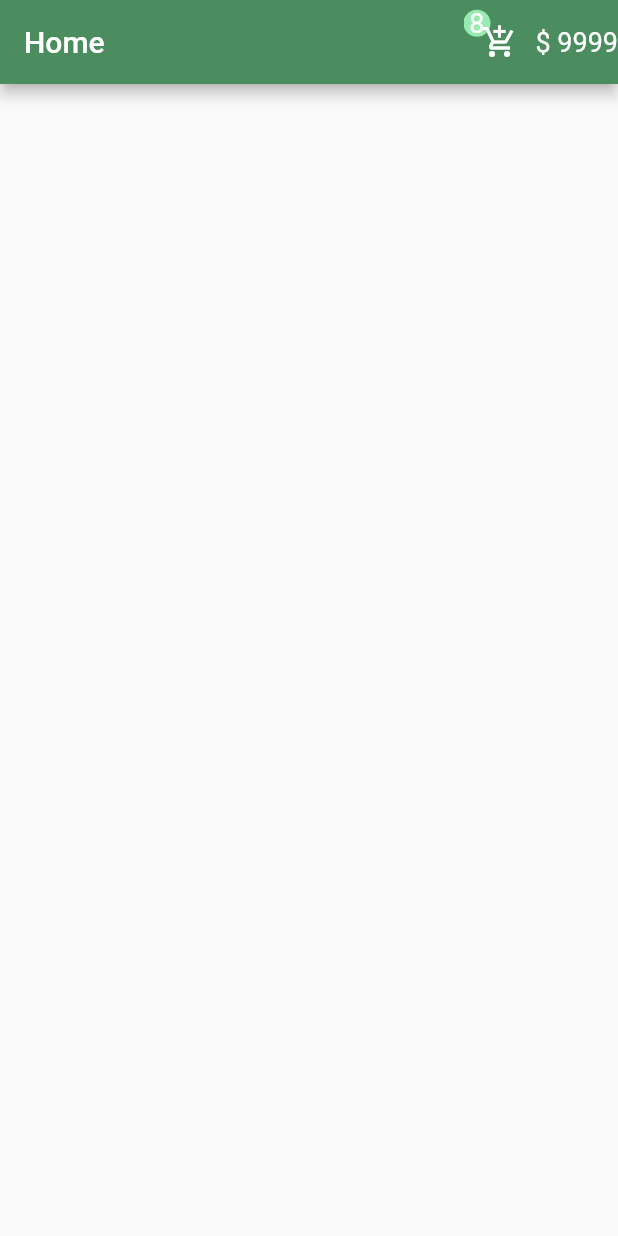
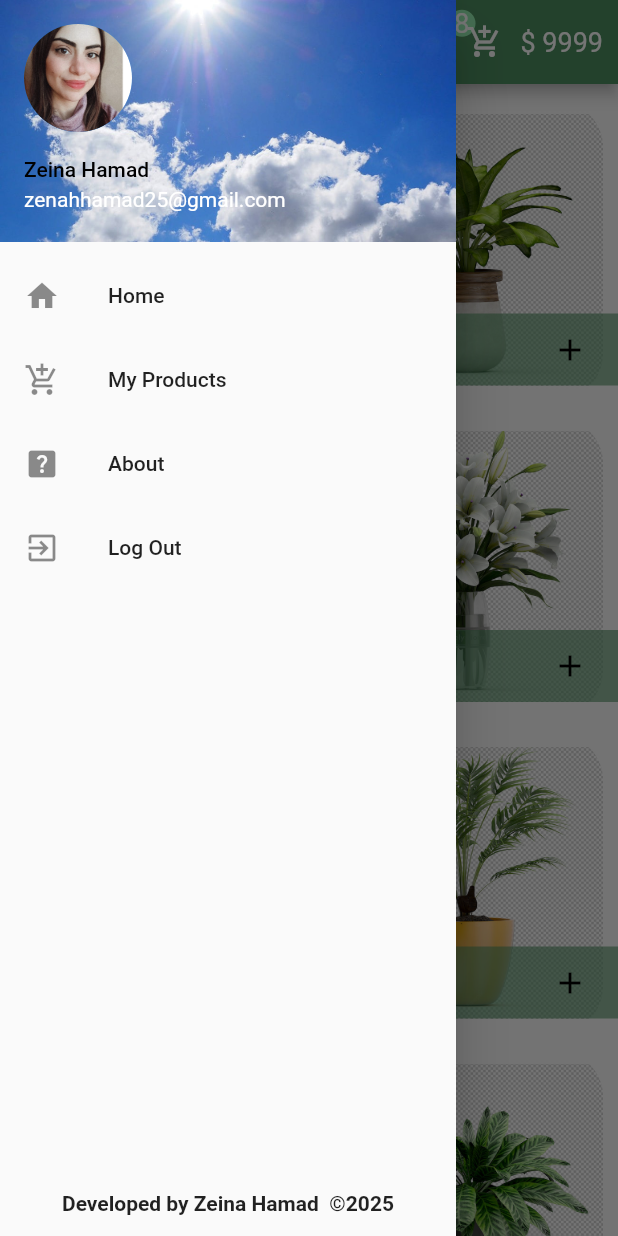
Before and after one commit to Zeina6699/Plants_Ecommerce, a Flutter app: the screen it shows after launch, with the side drawer open (before the commit the screen has no drawer), on a phone screen of 412 x 824 dp. Run offline on Flutter 3.47's test engine with Material 3 defaults, Android fonts, the phone set to English and light mode, and no system bars.

Commit message:
finish home page

```diff
--- /dev/null
+++ b/lib/Models/plants_model.dart
@@ -0,0 +1,7 @@
+class PlantsModel {
+  String image;
+  double price;
+
+
+  PlantsModel({required this.image,required this.price});
+}
--- /dev/null
+++ b/lib/data/data.dart
@@ -0,0 +1,13 @@
+import 'package:plants_e_commerce/Models/plants_model.dart';
+
+List <PlantsModel>plantList=[
+PlantsModel(image:'assets/images/1.png', price: 12),
+PlantsModel(image:'assets/images/2.png', price: 12),
+PlantsModel(image:'assets/images/3.png', price: 12),
+PlantsModel(image:'assets/images/4.png', price:12),
+PlantsModel(image:'assets/images/5.png', price: 12),
+PlantsModel(image:'assets/images/6.png', price: 12),
+PlantsModel(image:'assets/images/7.png', price: 12),
+PlantsModel(image:'assets/images/8.png', price:12),
+
+];
--- a/lib/screens/home_page.dart
+++ b/lib/screens/home_page.dart
@@ -1,5 +1,9 @@
 import 'package:flutter/material.dart';
 import 'package:plants_e_commerce/constants.dart';
+import 'package:plants_e_commerce/data/data.dart';
+import 'package:plants_e_commerce/widgets/custom_drawer.dart';
+import 'package:plants_e_commerce/widgets/custom_list_tile.dart';
+import 'package:plants_e_commerce/widgets/custom_user_drawer_header.dart';
 
 class HomePage extends StatelessWidget {
   const HomePage({super.key});
@@ -37,14 +41,59 @@ class HomePage extends StatelessWidget {
 
       ]
       )
-        , Text('\$ 9999',style: TextStyle(fontSize: 18)),
+        , Padding(
+          padding: const EdgeInsets.only(right: 10),
+          child: Text('\$ 9999',style: TextStyle(fontSize: 18)),
+        ),
         ],
       ),
 
               ],
             )
+         ,drawer: CustomDrawer(),
+         body: GridView.builder(
+itemCount: plantList.length,
+          gridDelegate:SliverGridDelegateWithFixedCrossAxisCount(
+            crossAxisCount:2,
+            crossAxisSpacing: 10,
+            childAspectRatio: 2/2,
+            mainAxisSpacing: 10
 
-        ),
+            ),
+          itemBuilder:(context,index){
+
+            return Padding(
+              padding: const EdgeInsets.only(top: 20),
+              child: GestureDetector(
+                onTap: (){
+
+                },
+                child: GridTile(
+
+                  footer: GridTileBar(
+                     backgroundColor:KPrimaryColor.withOpacity(.6),
+                    leading: Text('\$ 12.55'),
+                    title: Text(""),
+                    trailing: IconButton(
+                      onPressed:(){},
+                      icon:Icon(Icons.add,color:Colors.black,)),
+                  ),
+                  child:Stack(
+                  children: [
+                    Positioned(
+                      top: -8,
+                      bottom: -9,
+                      right:10,
+                      left: 10,
+                      child: ClipRRect
+                    (
+                      borderRadius: BorderRadius.circular(30),
+                      child: Image.asset(plantList[index].image,fit: BoxFit.cover)),
+                  )])),
+              ),
+            );
+          }),
+         )
     );
 
   }
--- /dev/null
+++ b/lib/widgets/custom_drawer.dart
@@ -0,0 +1,31 @@
+import 'package:flutter/material.dart';
+import 'package:plants_e_commerce/widgets/custom_list_tile.dart';
+import 'package:plants_e_commerce/widgets/custom_user_drawer_header.dart';
+
+class CustomDrawer extends StatelessWidget {
+  const CustomDrawer({
+    super.key,
+  });
+
+  @override
+  Widget build(BuildContext context) {
+    return Drawer(
+      child: Column(
+        mainAxisAlignment: MainAxisAlignment.spaceBetween,
+        children:[ Column(
+          children: [
+            CustomUserDrawerHeader(),
+            CustomListTile(onTap: (){},icon: Icons.home,title:'Home' ,),
+            CustomListTile(onTap: (){} ,icon:Icons.add_shopping_cart,title: 'My Products',),
+            CustomListTile(onTap:(){},icon: Icons.help_center,title: 'About',),
+            CustomListTile(onTap: (){},icon: Icons.exit_to_app,title: 'Log Out',) ],
+             ),
+             Container(margin: EdgeInsets.all(14), child: Text('Developed by Zeina Hamad  ©2025',style: TextStyle(fontWeight: FontWeight.bold),),)
+        ],
+
+
+    ),
+
+            );
+  }
+}
--- /dev/null
+++ b/lib/widgets/custom_list_tile.dart
@@ -0,0 +1,18 @@
+import 'package:flutter/material.dart';
+
+class CustomListTile extends StatelessWidget {
+  const CustomListTile({super.key,required this.onTap,required this.title,this.icon});
+  final void Function()? onTap;
+  final String  title;
+  final IconData? icon;
+
+
+  @override
+  Widget build(BuildContext context) {
+    return ListTile(
+      onTap:onTap,
+      title:Text(title),
+      leading: Icon(icon),
+    );
+  }
+}
--- /dev/null
+++ b/lib/widgets/custom_user_drawer_header.dart
@@ -0,0 +1,22 @@
+
+import 'package:flutter/material.dart';
+
+class CustomUserDrawerHeader extends StatelessWidget {
+  const CustomUserDrawerHeader({
+    super.key,
+  });
+
+  @override
+  Widget build(BuildContext context) {
+    return UserAccountsDrawerHeader(
+      decoration: BoxDecoration(image: DecorationImage(image: AssetImage('assets/images/pp.jpg'),fit: BoxFit.cover)),
+      accountName:Text('Zeina Hamad',style: TextStyle(color: Colors.black),),
+       accountEmail:Text('zenahhamad25@gmail.com'),
+      currentAccountPicture: CircleAvatar(
+        radius: 55,
+        backgroundImage:AssetImage('assets/images/zeze.png' ) ,
+      ),
+
+       );
+  }
+}
--- a/pubspec.yaml
+++ b/pubspec.yaml
@@ -59,8 +59,8 @@ flutter:
   uses-material-design: true
 
   # To add assets to your application, add an assets section, like this:
-  # assets:
-  #   - images/a_dot_burr.jpeg
+  assets:
+    - assets/images/
   #   - images/a_dot_ham.jpeg
 
   # An image asset can refer to one or more resolution-specific "variants", see
```
Also changed, not shown: assets/images/1.png (added), assets/images/2.png (added), assets/images/3.png (added), assets/images/4.png (added), assets/images/5.png (added), assets/images/6.png (added), assets/images/7.png (added), assets/images/8.png (added), assets/images/ali.jpg (added), assets/images/pp.jpg (added), assets/images/test.jpg (added), assets/images/zeze.png (added), assets/images/zozo.png (added).
